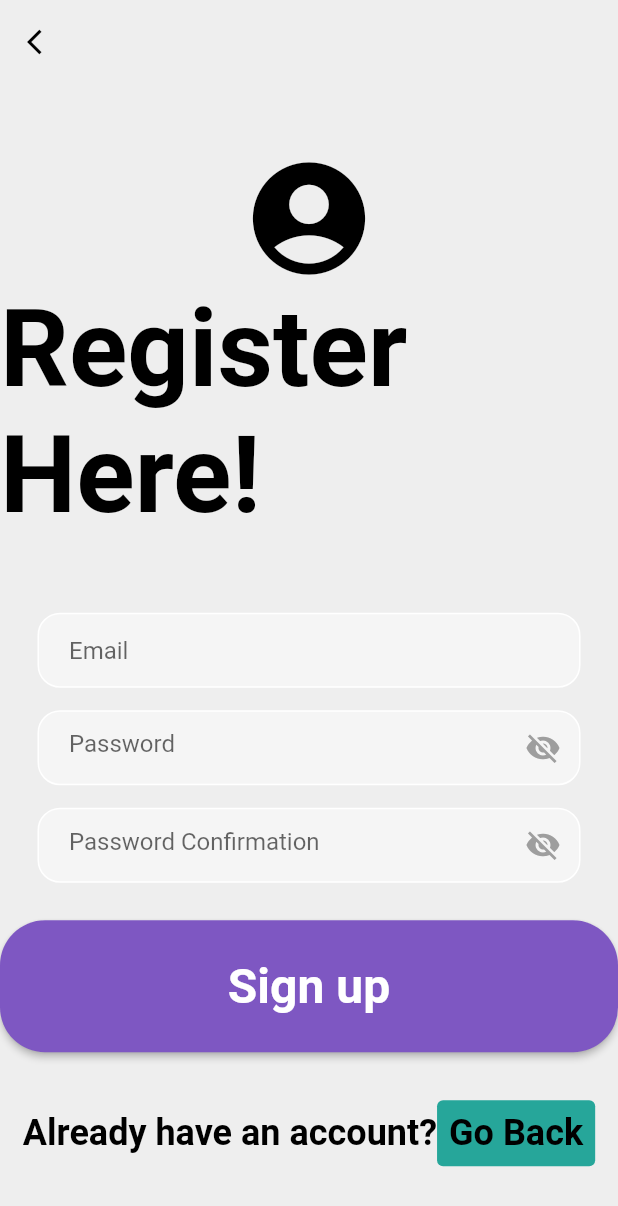
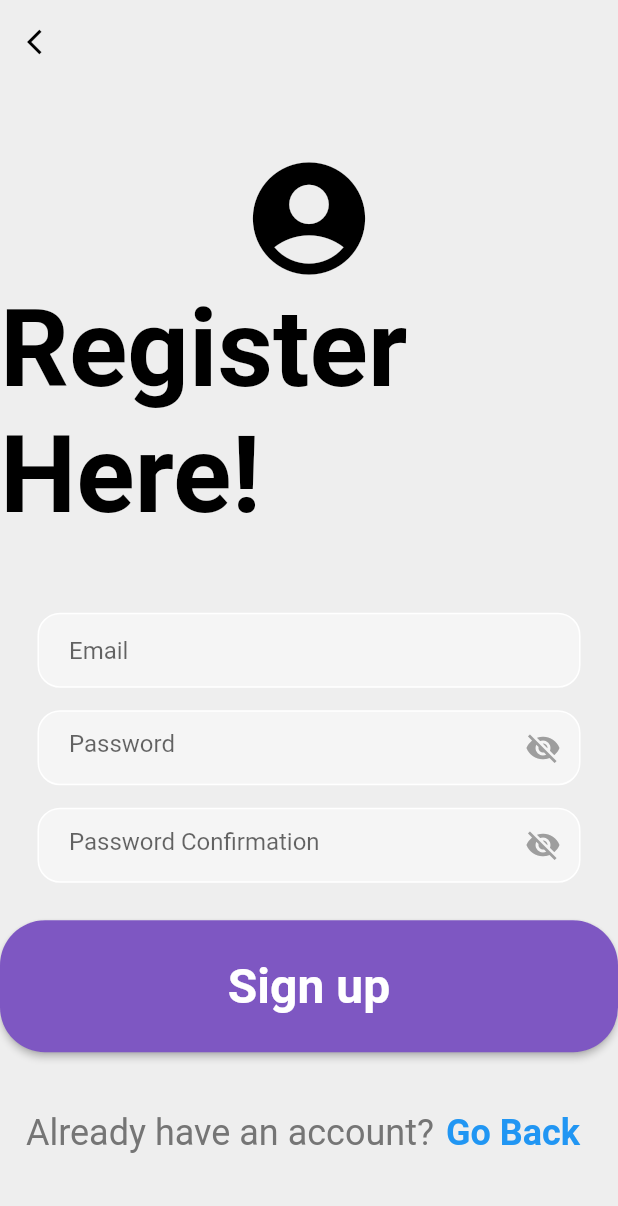
Before and after one commit to AryamanDubey28/seg_coursework_app, a Flutter app: the RegisterPage screen opened directly with empty values, on a phone screen of 412 x 824 dp. Shown: the top 1206 px of the screen. Run offline on Flutter 3.47's test engine with Material 2 defaults, Android fonts, the phone set to English and light mode, and no system bars; our stand-ins replace firebase_auth, firebase_core, focused_menu, shared_preferences; missing offline and left inert: drag_and_drop_lists, flex_color_picker; accounts and stored records are empty.

Commit message:
Make 'Go back' button in register page have hard coded colors.

```diff
--- a/lib/pages/authenticate/register_page.dart
+++ b/lib/pages/authenticate/register_page.dart
@@ -168,12 +168,22 @@ class _RegisterPageState extends State<RegisterPage> {
                         "Already have an account?",
                         style: TextStyle(
                           fontSize: 24,
+                          color: Colors.grey[600],
+                          fontWeight: FontWeight.normal,
                         ),
                       ),
                       TextButton(
                         onPressed: () {
                           widget.showLoginPage();
                         },
+                        style: TextButton.styleFrom(
+                          foregroundColor: Colors.blue,
+                          backgroundColor: Colors.grey[200],
+                          textStyle: const TextStyle(
+                            fontWeight: FontWeight.bold,
+                            fontSize: 24,
+                          ),
+                        ),
                         child: Text(
                           "Go Back",
                           key: Key("go_back_button"),
```
